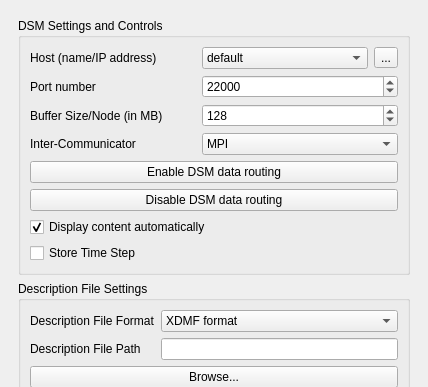
Before: the Qt Designer form pqDSMViewerPanel.ui in soumagne/icarus, drawn with Qt 5; both pictures show x 0 to 428 and y 0 to 387 of the 428 by 695 pixel window.
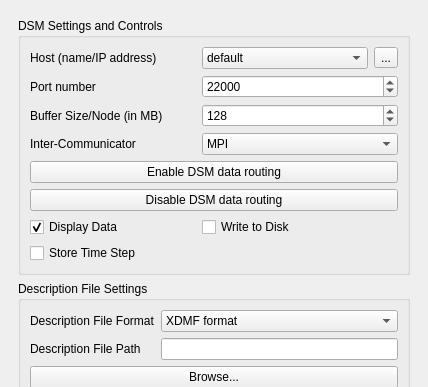
After: the same form once the commit is applied. Icons and pictures are not drawn.

Commit message: Adapt H5Pset_fapl_dsm calls to fit to new definition in H5FDdsm Move steering to H5FDdsmManager Change name of proxy to display DSMDataSource (more VTK/ParaView friendly) instead of DSM-contents Clean up some old unused functions

```diff
--- a/pqDSMViewerPanel.ui
+++ b/pqDSMViewerPanel.ui
@@ -196,10 +196,17 @@
                </property>
               </widget>
              </item>
-             <item row="9" column="0" colspan="3">
+             <item row="7" column="1" colspan="2">
+              <widget class="QCheckBox" name="dsmWriteDisk">
+               <property name="text">
+                <string>Write to Disk</string>
+               </property>
+              </widget>
+             </item>
+             <item row="7" column="0">
               <widget class="QCheckBox" name="autoDisplayDSM">
                <property name="text">
-                <string>Display content automatically</string>
+                <string>Display Data</string>
                </property>
                <property name="checked">
                 <bool>true</bool>
```
Left out of the diff: 14 changed lines with no effect on the pictures. The commit also changes 8 other files.
